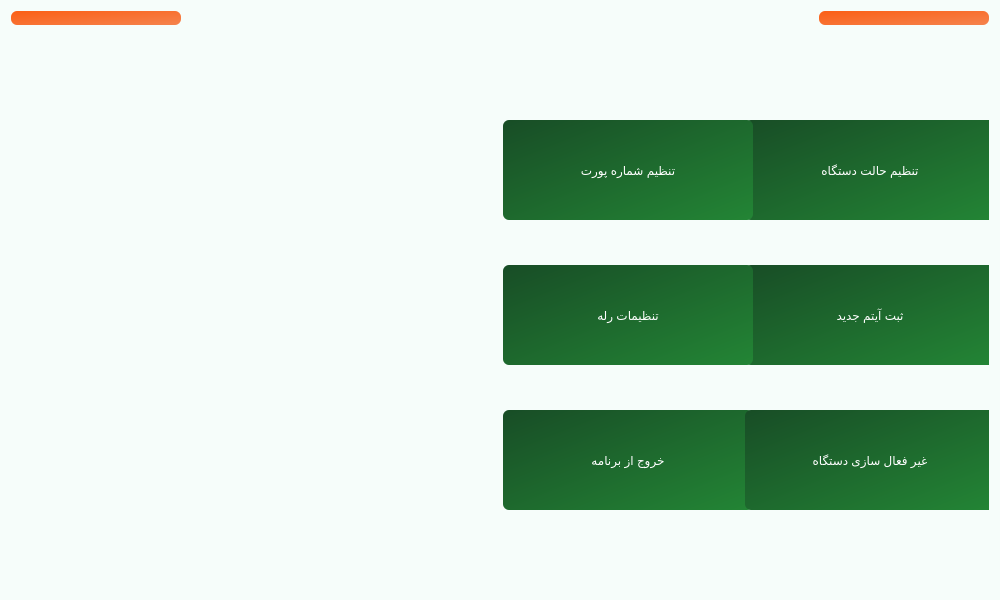
The window that main.ui (Farazist/raspberrypi-app) describes before a commit, drawn with Qt 5.
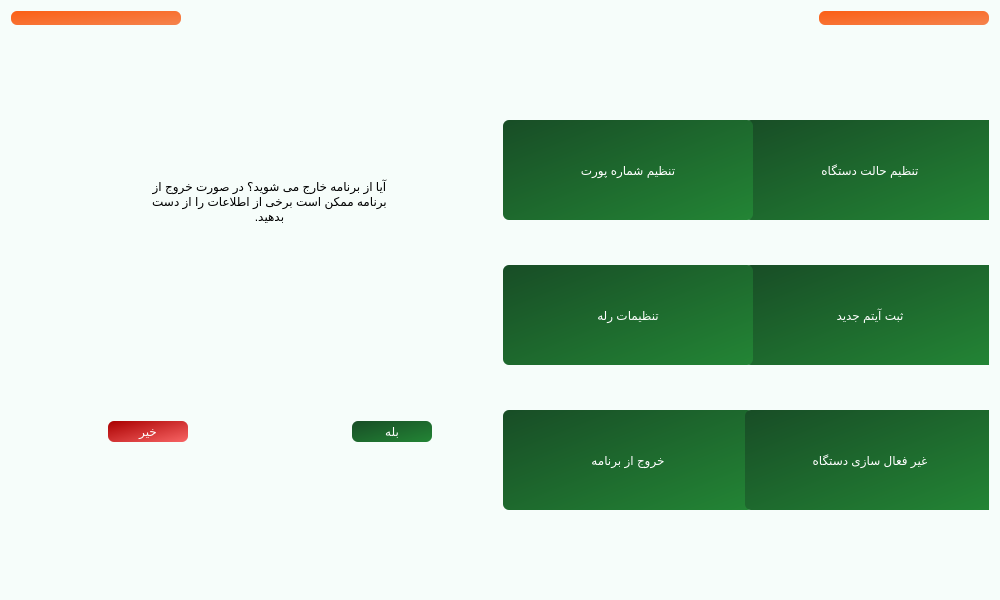
The same window after the commit. The open tabs and pages were chosen to show the change. Icons and pictures are not drawn.

Commit message: exit programm

```diff
--- a/main.ui
+++ b/main.ui
@@ -1576,6 +1576,86 @@
              </item>
             </layout>
            </widget>
+           <widget class="QWidget" name="pageExit">
+            <layout class="QVBoxLayout" name="verticalLayout_16">
+             <item>
+              <layout class="QVBoxLayout" name="verticalLayout_17">
+               <item alignment="Qt::AlignHCenter|Qt::AlignVCenter">
+                <widget class="QLabel" name="lblExit">
+                 <property name="styleSheet">
+                  <string notr="true">font: 22pt &quot;IRANSans&quot;;
+color: #000000;</string>
+                 </property>
+                 <property name="text">
+                  <string>آیا از برنامه خارج می شوید؟ در صورت خروج از برنامه ممکن است برخی از اطلاعات را از دست بدهید.</string>
+                 </property>
+                 <property name="scaledContents">
+                  <bool>false</bool>
+                 </property>
+                 <property name="alignment">
+                  <set>Qt::AlignCenter</set>
+                 </property>
+                 <property name="wordWrap">
+                  <bool>true</bool>
+                 </property>
+                </widget>
+               </item>
+              </layout>
+             </item>
+             <item>
+              <layout class="QHBoxLayout" name="horizontalLayout_8">
+               <item alignment="Qt::AlignHCenter|Qt::AlignVCenter">
+                <widget class="QPushButton" name="btnNExitApp">
+                 <property name="sizePolicy">
+                  <sizepolicy hsizetype="Minimum" vsizetype="Fixed">
+                   <horstretch>0</horstretch>
+                   <verstretch>0</verstretch>
+                  </sizepolicy>
+                 </property>
+                 <property name="minimumSize">
+                  <size>
+                   <width>80</width>
+                   <height>0</height>
+                  </size>
+                 </property>
+                 <property name="styleSheet">
+                  <string notr="true">background: qlineargradient(x1:0, y1:0, x2:1, y2:1, stop:0 #aa0000, stop:1 #f86565);
+font: 24pt &quot;IRANSans&quot;;
+color: #ffffff; 
+padding: 3px; 
+border: none; 
+border-radius: 6px;</string>
+                 </property>
+                 <property name="text">
+                  <string>خیر</string>
+                 </property>
+                </widget>
+               </item>
+               <item alignment="Qt::AlignHCenter|Qt::AlignVCenter">
+                <widget class="QPushButton" name="btnYExitApp">
+                 <property name="minimumSize">
+                  <size>
+                   <width>80</width>
+                   <height>0</height>
+                  </size>
+                 </property>
+                 <property name="styleSheet">
+                  <string notr="true">background: qlineargradient(x1:0, y1:0, x2:1, y2:1, stop:0 #184d26, stop:1 #238535);
+font: 24pt &quot;IRANSans&quot;;
+color: #ffffff; 
+padding: 3px; 
+border: none; 
+border-radius: 6px;</string>
+                 </property>
+                 <property name="text">
+                  <string>بله</string>
+                 </property>
+                </widget>
+               </item>
+              </layout>
+             </item>
+            </layout>
+           </widget>
           </widget>
          </item>
          <item>
```
Left out of the diff: 2 changed lines with no effect on the pictures. The commit also changes 3 other files.
